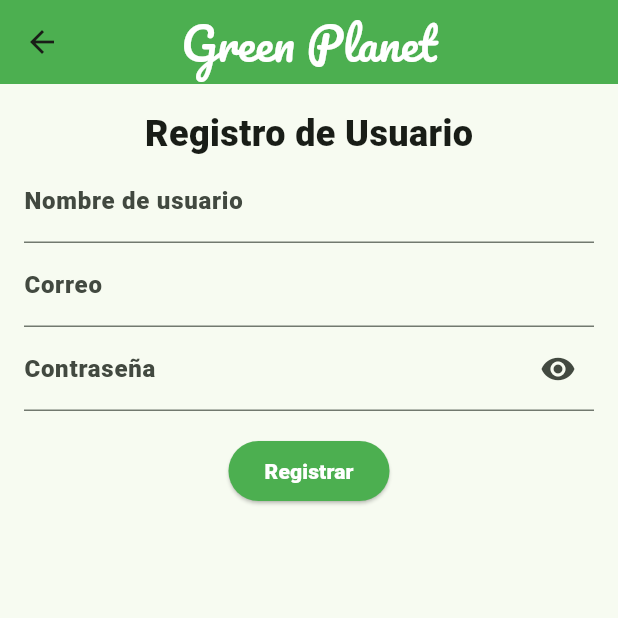
After one commit to MarcelaM18/Aplicacion_Movil2, a Flutter app: the screen it shows after launch, after a tap on "Inicia sesión o regístrate", on a phone screen of 412 x 824 dp, the top half of it. The commit adds this screen. Run offline on Flutter 3.47's test engine with Material 2 defaults, Android fonts, the light colour scheme and no system bars; our stand-ins replace carousel_slider.

Commit message:
login commit

```diff
--- /dev/null
+++ b/lib/datos/usuario_list.dart
@@ -0,0 +1,3 @@
+import '../dominio/models/usuario.dart';
+
+List<Usuario> usuarios = [];
--- /dev/null
+++ b/lib/dominio/models/usuario.dart
@@ -0,0 +1,11 @@
+class Usuario {
+  String nombreUsuario;
+  String correo;
+  String contrasena;
+
+  Usuario({
+    required this.nombreUsuario,
+    required this.correo,
+    required this.contrasena,
+  });
+}
--- a/lib/main.dart
+++ b/lib/main.dart
@@ -1,24 +1,22 @@
 import 'package:flutter/material.dart';
-import 'package:navegacion/presentation/screens/home_page.dart';
-import 'package:flutter/services.dart';
+import 'package:navegacion/presentation/screens/login_page.dart';
 
 void main() {
   runApp(const MyApp());
 }
 
 class MyApp extends StatelessWidget {
-  const MyApp({super.key});
+  const MyApp({Key? key}) : super(key: key);
 
   @override
   Widget build(BuildContext context) {
-    return  MaterialApp(
+    return MaterialApp(
       debugShowCheckedModeBanner: false,
-      home:  const Home(),
+      home: const LoginPage(),
       theme: ThemeData(
         useMaterial3: true,
-        colorSchemeSeed: const Color.fromARGB(255, 59, 152, 62)
-    )
-    ,
+        colorSchemeSeed: const Color.fromARGB(255, 59, 152, 62),
+      ),
     );
   }
 }
--- /dev/null
+++ b/lib/presentation/screens/login_page.dart
@@ -0,0 +1,121 @@
+import 'package:flutter/material.dart';
+import 'package:navegacion/presentation/screens/usuario_registration_screen.dart';
+import 'package:navegacion/presentation/widgets/menu_appbar.dart';
+
+import '../../datos/usuario_list.dart';
+import '../widgets/passwordField.dart';
+import 'home_page.dart';
+
+class LoginPage extends StatefulWidget {
+  const LoginPage({Key? key}) : super(key: key);
+
+  @override
+  _LoginPageState createState() => _LoginPageState();
+}
+
+class _LoginPageState extends State<LoginPage> {
+  final TextEditingController _usernameController = TextEditingController();
+  final TextEditingController _passwordController = TextEditingController();
+
+  void _login(BuildContext context) {
+    String username = _usernameController.text;
+    String password = _passwordController.text;
+
+    bool isAuthenticated = usuarios.any((usuario) =>
+        usuario.nombreUsuario == username &&
+        usuario.contrasena == password);
+
+    if (isAuthenticated) {
+      ScaffoldMessenger.of(context).showSnackBar(
+        const SnackBar(
+          content: Text('Inicio de sesión exitoso'),
+        ),
+      );
+
+      Future.delayed(const Duration(seconds: 2), () {
+        Navigator.push(
+          context,
+          MaterialPageRoute(builder: (context) => const Home()),
+        );
+      });
+    } else {
+      ScaffoldMessenger.of(context).showSnackBar(
+        const SnackBar(
+          content: Text('Usuario o Contraseña incorrectas'),
+        ),
+      );
+    }
+  }
+
+  @override
+  Widget build(BuildContext context) {
+    return Scaffold(
+      appBar: const MenuAppbar(centerTitle: true, showMenu: false),
+      body: SingleChildScrollView( // Agregar SingleChildScrollView aquí
+        child: Padding(
+          padding: const EdgeInsets.all(16.0),
+          child: Column(
+            crossAxisAlignment: CrossAxisAlignment.center,
+            mainAxisAlignment: MainAxisAlignment.start,
+            children: <Widget>[
+              const Text(
+                'Login',
+                style: TextStyle(
+                  fontSize: 24,
+                  fontWeight: FontWeight.bold,
+                ),
+              ),
+              TextFormField(
+                controller: _usernameController,
+                decoration: const InputDecoration(labelText: 'Nombre de usuario'),
+              ),
+              PasswordField(
+                controller: _passwordController,
+                labelText: 'Contraseña',
+              ),
+              GestureDetector(
+                onTap: () {
+                  Navigator.push(
+                    context,
+                    MaterialPageRoute(builder: (context) => const UsuarioRegistrationScreen()),
+                  );
+                },
+                child: const Text(
+                  'Inicia sesión o regístrate',
+                  style: TextStyle(
+                    color: Colors.blue,
+                    decoration: TextDecoration.underline,
+                  ),
+                ),
+              ),
+              const SizedBox(height: 16.0),
+              ElevatedButton(
+                  onPressed: () {
+                    String username = _usernameController.text;
+                    String password = _passwordController.text;
+
+                    if (username.isNotEmpty && password.isNotEmpty) {
+                      _login(context);
+                    } else {
+                      ScaffoldMessenger.of(context).showSnackBar(
+                        const SnackBar(
+                          content: Text('Por favor, complete todos los campos.'),
+                        ),
+                      );
+                    }
+                  },
+                  style: ElevatedButton.styleFrom(
+                    // ignore: deprecated_member_use
+                    primary: Colors.green,
+                    // ignore: deprecated_member_use
+                    onPrimary: Colors.white,
+                  ),
+                  child: const Text('Iniciar sesión', style: TextStyle(color: Colors.white)),
+                ),
+            ],
+          ),
+        ),
+      ),
+    );
+  }
+}
--- /dev/null
+++ b/lib/presentation/screens/usuario_registration_screen.dart
@@ -0,0 +1,103 @@
+import 'package:flutter/material.dart';
+import 'package:navegacion/dominio/models/usuario.dart';
+
+import '../../datos/usuario_list.dart';
+import '../widgets/menu_appbar.dart';
+import '../widgets/passwordField.dart';
+
+class UsuarioRegistrationScreen extends StatefulWidget {
+  const UsuarioRegistrationScreen({Key? key}) : super(key: key);
+
+  @override
+  _UsuarioRegistrationScreenState createState() => _UsuarioRegistrationScreenState();
+}
+
+class _UsuarioRegistrationScreenState extends State<UsuarioRegistrationScreen> {
+  final TextEditingController _usernameController = TextEditingController();
+  final TextEditingController _emailController = TextEditingController();
+  final TextEditingController _passwordController = TextEditingController();
+
+  void _registerUser(BuildContext context) {
+    String username = _usernameController.text;
+    String email = _emailController.text;
+    String password = _passwordController.text;
+
+    Usuario newUser = Usuario(
+      nombreUsuario: username,
+      correo: email,
+      contrasena: password,
+    );
+
+    usuarios.add(newUser);
+
+    ScaffoldMessenger.of(context).showSnackBar(
+      const SnackBar(
+        content: Text('Registro exitoso'),
+      ),
+    );
+
+    Future.delayed(const Duration(seconds: 2), () {
+      Navigator.pop(context);
+    });
+  }
+
+  @override
+  Widget build(BuildContext context) {
+    return Scaffold(
+      appBar: const MenuAppbar(centerTitle: true, showMenu: false),
+      body: ListView( // Usar ListView aquí en lugar de SingleChildScrollView
+        children: <Widget>[
+          Padding(
+            padding: const EdgeInsets.all(16.0),
+            child: Column(
+              crossAxisAlignment: CrossAxisAlignment.center,
+              mainAxisAlignment: MainAxisAlignment.start,
+              children: <Widget>[
+                const Text(
+                  'Registro de Usuario',
+                  style: TextStyle(
+                    fontSize: 24,
+                    fontWeight: FontWeight.bold,
+                  ),
+                ),
+                TextFormField(
+                  controller: _usernameController,
+                  decoration: const InputDecoration(labelText: 'Nombre de usuario'),
+                ),
+                TextFormField(
+                  controller: _emailController,
+                  decoration: const InputDecoration(labelText: 'Correo'),
+                ),
+                PasswordField(
+                  controller: _passwordController,
+                  labelText: 'Contraseña',
+                ),
+                const SizedBox(height: 16.0),
+                ElevatedButton(
+                  onPressed: () {
+                    if (_usernameController.text.isNotEmpty && _emailController.text.isNotEmpty && _passwordController.text.isNotEmpty) {
+                      _registerUser(context);
+                    } else {
+                      ScaffoldMessenger.of(context).showSnackBar(
+                        const SnackBar(
+                          content: Text('Por favor, complete todos los campos.'),
+                        ),
+                      );
+                    }
+                  },
+                  style: ElevatedButton.styleFrom(
+                    // ignore: deprecated_member_use
+                    primary: Colors.green,
+                    // ignore: deprecated_member_use
+                    onPrimary: Colors.white,
+                  ),
+                  child: const Text('Registrar', style: TextStyle(color: Colors.white)),
+                ),
+              ],
+            ),
+          ),
+        ],
+      ),
+    );
+  }
+}
--- a/lib/presentation/widgets/menu_appbar.dart
+++ b/lib/presentation/widgets/menu_appbar.dart
@@ -1,7 +1,11 @@
 import 'package:flutter/material.dart';
 
 class MenuAppbar extends StatelessWidget implements PreferredSizeWidget {
-  const MenuAppbar({super.key});
+  final bool showMenu;
+  final bool centerTitle;
+
+  const MenuAppbar({Key? key, this.showMenu = true, this.centerTitle = false})
+      : super(key: key);
 
   @override
   Widget build(BuildContext context) {
@@ -9,14 +13,51 @@ class MenuAppbar extends StatelessWidget implements PreferredSizeWidget {
       title: const Text(
         'Green Planet',
         style: TextStyle(
-            fontSize: 30, color:Colors.white, fontFamily: 'Pacifico'
+          fontSize: 30,
+          color: Colors.white,
+          fontFamily: 'Pacifico',
         ),
       ),
       backgroundColor: Colors.green,
+      actions: showMenu
+          ? [
+              IconButton(
+                onPressed: () {
+                  // Mostrar un diálogo de confirmación con el nombre del usuario
+                  showDialog(
+                    context: context,
+                    builder: (BuildContext context) {
+                      return AlertDialog(
+                        title: const Text('Cerrar sesión'),
+                        content: const Text('¿Estás seguro de que deseas cerrar la sesión?'),
                         actions: [
-          IconButton(onPressed:( ){} , icon: Icon(Icons.person),)
-        ]);
-
+                          TextButton(
+                            onPressed: () {
+                              // Cerrar el diálogo y volver al inicio de sesión
+                              Navigator.of(context).pop();
+                              Navigator.popUntil(context, (route) => route.isFirst);
+                            },
+                            child: const Text('Sí'),
+                          ),
+                          TextButton(
+                            onPressed: () {
+                              // Cerrar el diálogo
+                              Navigator.of(context).pop();
+                            },
+                            child: const Text('No'),
+                          ),
+                        ],
+                      );
+                    },
+                  );
+                },
+                icon: const Icon(Icons.account_circle_outlined),
+                color: Colors.white,
+              ),
+            ]
+          : null,
+      centerTitle: centerTitle,
+    );
   }
 
   @override
--- /dev/null
+++ b/lib/presentation/widgets/passwordField.dart
@@ -0,0 +1,38 @@
+import 'package:flutter/material.dart';
+
+class PasswordField extends StatefulWidget {
+  final TextEditingController controller;
+  final String labelText;
+
+  const PasswordField({
+    Key? key,
+    required this.controller,
+    required this.labelText,
+  }) : super(key: key);
+
+  @override
+  _PasswordFieldState createState() => _PasswordFieldState();
+}
+
+class _PasswordFieldState extends State<PasswordField> {
+  bool _obscureText = true;
+
+  @override
+  Widget build(BuildContext context) {
+    return TextFormField(
+      controller: widget.controller,
+      obscureText: _obscureText,
+      decoration: InputDecoration(
+        labelText: widget.labelText,
+        suffixIcon: IconButton(
+          onPressed: () {
+            setState(() {
+              _obscureText = !_obscureText;
+            });
+          },
+          icon: Icon(_obscureText ? Icons.visibility : Icons.visibility_off),
+        ),
+      ),
+    );
+  }
+}
```
Also changed, not shown: lib/presentation/screens/home_page.dart (+46 -44 lines), lib/presentation/widgets/menu_drawer.dart (+4 -5 lines). Lines whose indentation alone changed are shown as unchanged.
